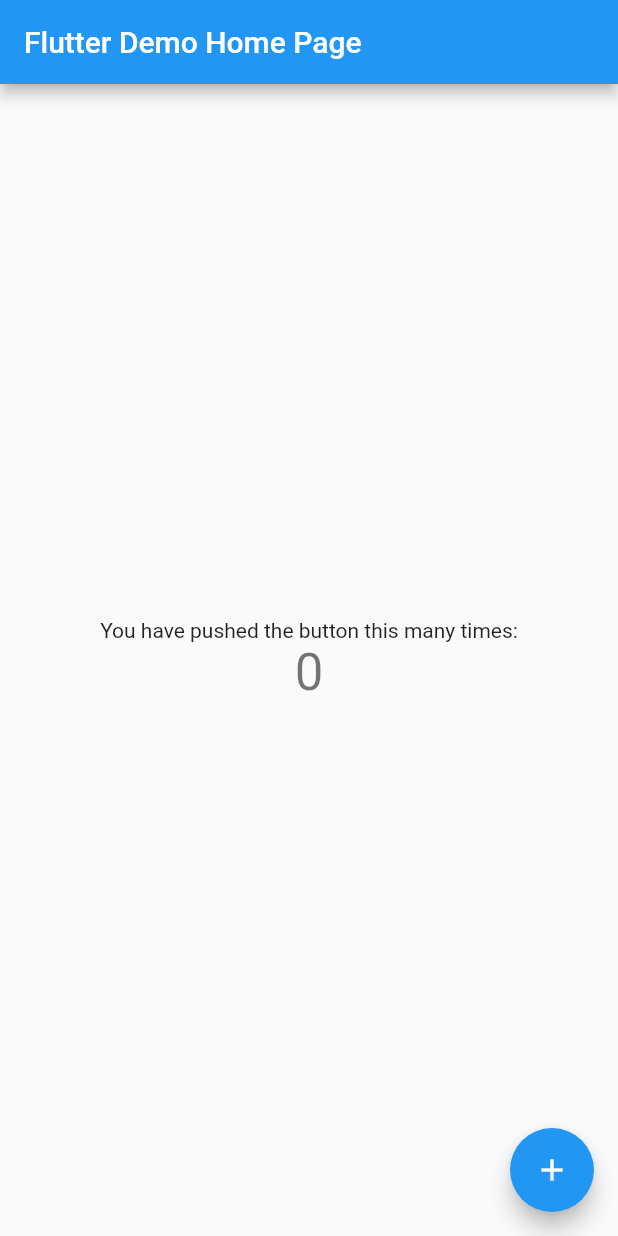
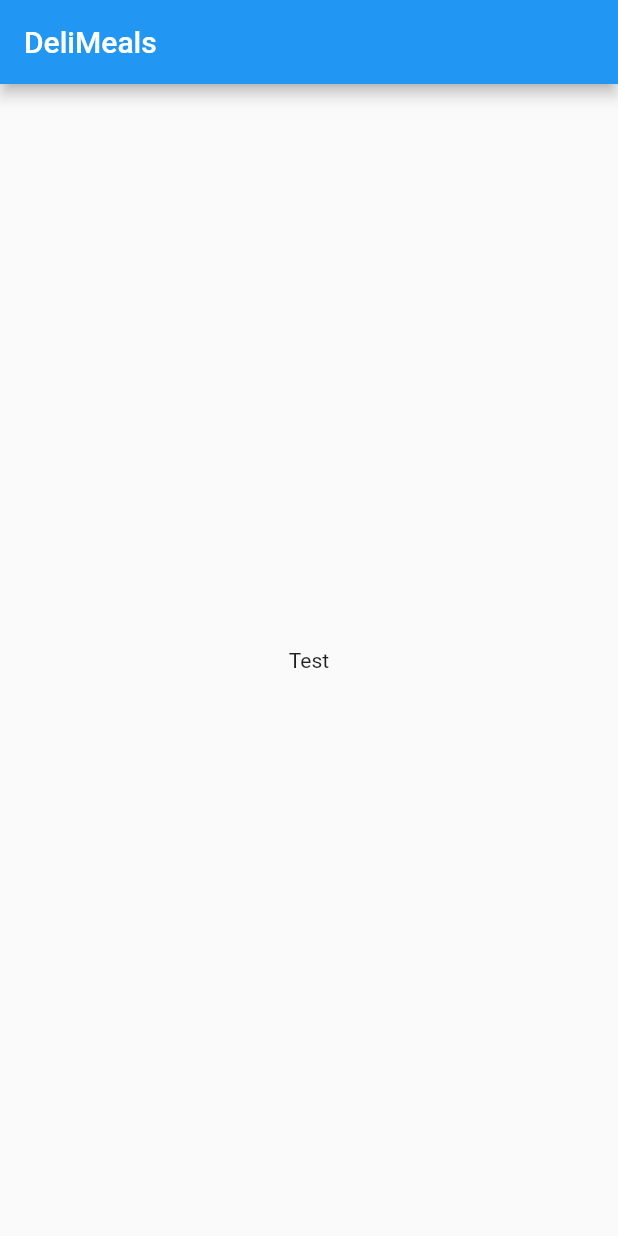
Before and after one commit to harshitm98/Meals-App, a Flutter app: the screen it shows after launch, on a phone screen of 412 x 824 dp. Run offline on Flutter 3.47's test engine with Material 2 defaults, Android fonts, the phone set to English and light mode, and no system bars.

Commit message:
Removed the comments

```diff
--- a/lib/main.dart
+++ b/lib/main.dart
@@ -3,39 +3,20 @@ import 'package:flutter/material.dart';
 void main() => runApp(MyApp());
 
 class MyApp extends StatelessWidget {
-  // This widget is the root of your application.
   @override
   Widget build(BuildContext context) {
     return MaterialApp(
-      title: 'Flutter Demo',
+      title: 'DeliMeals',
       theme: ThemeData(
-        // This is the theme of your application.
-        //
-        // Try running your application with "flutter run". You'll see the
-        // application has a blue toolbar. Then, without quitting the app, try
-        // changing the primarySwatch below to Colors.green and then invoke
-        // "hot reload" (press "r" in the console where you ran "flutter run",
-        // or simply save your changes to "hot reload" in a Flutter IDE).
-        // Notice that the counter didn't reset back to zero; the application
-        // is not restarted.
         primarySwatch: Colors.blue,
       ),
-      home: MyHomePage(title: 'Flutter Demo Home Page'),
+      home: MyHomePage(title: 'DeliMeals'),
     );
   }
 }
 
 class MyHomePage extends StatefulWidget {
   MyHomePage({Key key, this.title}) : super(key: key);
-
-  // This widget is the home page of your application. It is stateful, meaning
-  // that it has a State object (defined below) that contains fields that affect
-  // how it looks.
-
-  // This class is the configuration for the state. It holds the values (in this
-  // case the title) provided by the parent (in this case the App widget) and
-  // used by the build method of the State. Fields in a Widget subclass are
-  // always marked "final".
 
   final String title;
 
@@ -44,68 +25,15 @@ class MyHomePage extends StatefulWidget {
 }
 
 class _MyHomePageState extends State<MyHomePage> {
-  int _counter = 0;
-
-  void _incrementCounter() {
-    setState(() {
-      // This call to setState tells the Flutter framework that something has
-      // changed in this State, which causes it to rerun the build method below
-      // so that the display can reflect the updated values. If we changed
-      // _counter without calling setState(), then the build method would not be
-      // called again, and so nothing would appear to happen.
-      _counter++;
-    });
-  }
-
   @override
   Widget build(BuildContext context) {
-    // This method is rerun every time setState is called, for instance as done
-    // by the _incrementCounter method above.
-    //
-    // The Flutter framework has been optimized to make rerunning build methods
-    // fast, so that you can just rebuild anything that needs updating rather
-    // than having to individually change instances of widgets.
     return Scaffold(
       appBar: AppBar(
-        // Here we take the value from the MyHomePage object that was created by
-        // the App.build method, and use it to set our appbar title.
         title: Text(widget.title),
       ),
       body: Center(
-        // Center is a layout widget. It takes a single child and positions it
-        // in the middle of the parent.
-        child: Column(
-          // Column is also layout widget. It takes a list of children and
-          // arranges them vertically. By default, it sizes itself to fit its
-          // children horizontally, and tries to be as tall as its parent.
-          //
-          // Invoke "debug painting" (press "p" in the console, choose the
-          // "Toggle Debug Paint" action from the Flutter Inspector in Android
-          // Studio, or the "Toggle Debug Paint" command in Visual Studio Code)
-          // to see the wireframe for each widget.
-          //
-          // Column has various properties to control how it sizes itself and
-          // how it positions its children. Here we use mainAxisAlignment to
-          // center the children vertically; the main axis here is the vertical
-          // axis because Columns are vertical (the cross axis would be
-          // horizontal).
-          mainAxisAlignment: MainAxisAlignment.center,
-          children: <Widget>[
-            Text(
-              'You have pushed the button this many times:',
-            ),
-            Text(
-              '$_counter',
-              style: Theme.of(context).textTheme.display1,
-            ),
-          ],
-        ),
+        child: Text("Test"),
       ),
-      floatingActionButton: FloatingActionButton(
-        onPressed: _incrementCounter,
-        tooltip: 'Increment',
-        child: Icon(Icons.add),
-      ), // This trailing comma makes auto-formatting nicer for build methods.
     );
   }
 }
```
